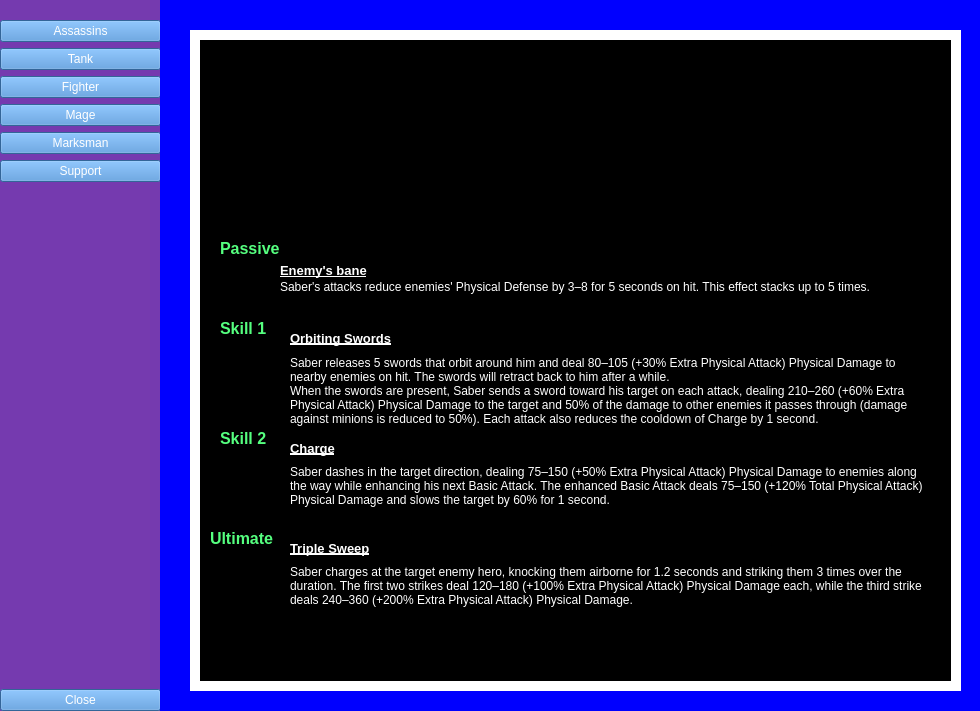
Before: the Qt Designer form newpage.ui in YinXuanYX/GitExcercise-TT5L-01, drawn with Qt 5.
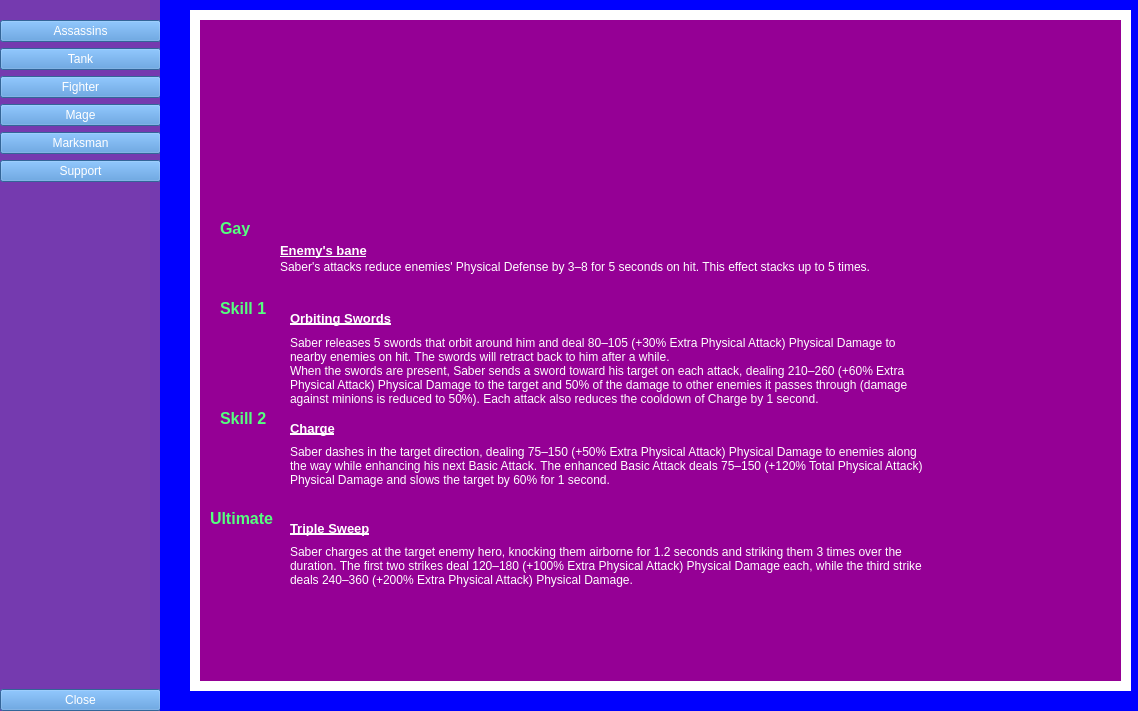
After: the same form once the commit is applied. Icons and pictures are not drawn.

Diff of the .ui file:
```diff
--- a/newpage.ui
+++ b/newpage.ui
@@ -6,7 +6,7 @@
    <rect>
     <x>0</x>
     <y>0</y>
-    <width>980</width>
+    <width>1138</width>
     <height>711</height>
    </rect>
   </property>
@@ -163,9 +163,9 @@
     <property name="geometry">
      <rect>
       <x>160</x>
-      <y>0</y>
-      <width>821</width>
-      <height>711</height>
+      <y>-20</y>
+      <width>981</width>
+      <height>731</height>
      </rect>
     </property>
     <property name="styleSheet">
@@ -178,8 +178,8 @@
       <rect>
        <x>30</x>
        <y>30</y>
-       <width>771</width>
-       <height>661</height>
+       <width>941</width>
+       <height>681</height>
       </rect>
      </property>
      <property name="focusPolicy">
@@ -482,12 +482,12 @@
         <rect>
          <x>10</x>
          <y>10</y>
-         <width>751</width>
-         <height>641</height>
+         <width>921</width>
+         <height>661</height>
         </rect>
        </property>
        <property name="styleSheet">
-        <string notr="true">background-color: rgb(0, 0, 0);</string>
+        <string notr="true">background-color: rgb(149, 0, 149);</string>
        </property>
        <widget class="QLabel" name="label_9">
         <property name="geometry">
@@ -552,7 +552,7 @@
          <string notr="true">color: rgb(85, 255, 127);</string>
         </property>
         <property name="text">
-         <string>Passive</string>
+         <string>Gay</string>
         </property>
        </widget>
        <widget class="QLabel" name="label_10">
```
Left out of the diff: 2 changed lines with no effect on the pictures.
